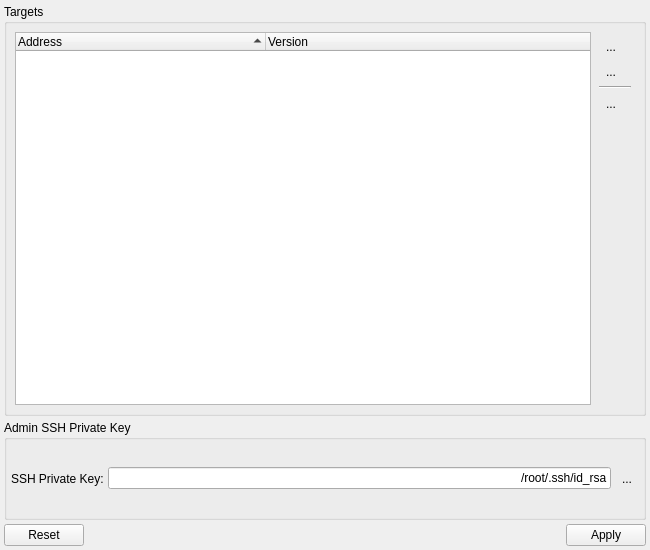
Qt form src/ui/export/exportWidget.ui (andrevmatos/Librix-ThinClient) before a commit.
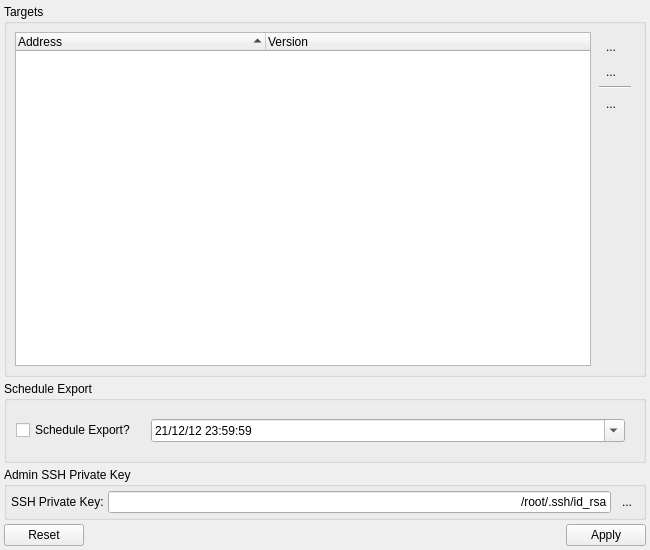
The same form after that commit. Icons and pictures are not drawn.

Commit message:
First Scheduler implementation
Not working yet, but has visual standard of final scheduler.

Patch:
```diff
--- a/src/ui/export/exportWidget.ui
+++ b/src/ui/export/exportWidget.ui
@@ -198,6 +198,68 @@
      </layout>
     </widget>
    </item>
+   <item>
+    <widget class="QGroupBox" name="schedulerFrame">
+     <property name="title">
+      <string>Schedule Export</string>
+     </property>
+     <layout class="QHBoxLayout" name="horizontalLayout_3">
+      <item>
+       <widget class="QCheckBox" name="scheduleCheckBox">
+        <property name="sizePolicy">
+         <sizepolicy hsizetype="Maximum" vsizetype="Fixed">
+          <horstretch>0</horstretch>
+          <verstretch>0</verstretch>
+         </sizepolicy>
+        </property>
+        <property name="text">
+         <string>Schedule Export?</string>
+        </property>
+       </widget>
+      </item>
+      <item>
+       <widget class="QWidget" name="widget" native="true">
+        <layout class="QHBoxLayout" name="horizontalLayout_4">
+         <item>
+          <widget class="QDateTimeEdit" name="dateTimeEdit">
+           <property name="dateTime">
+            <datetime>
+             <hour>23</hour>
+             <minute>59</minute>
+             <second>59</second>
+             <year>2012</year>
+             <month>12</month>
+             <day>21</day>
+            </datetime>
+           </property>
+           <property name="date">
+            <date>
+             <year>2012</year>
+             <month>12</month>
+             <day>21</day>
+            </date>
+           </property>
+           <property name="time">
+            <time>
+             <hour>23</hour>
+             <minute>59</minute>
+             <second>59</second>
+            </time>
+           </property>
+           <property name="displayFormat">
+            <string>dd/MM/yy HH:mm:ss</string>
+           </property>
+           <property name="calendarPopup">
+            <bool>true</bool>
+           </property>
+          </widget>
+         </item>
+        </layout>
+       </widget>
+      </item>
+     </layout>
+    </widget>
+   </item>
    <item>
     <widget class="QGroupBox" name="privKeyBox">
      <property name="sizePolicy">
@@ -206,18 +268,6 @@
        <verstretch>0</verstretch>
       </sizepolicy>
      </property>
-     <property name="minimumSize">
-      <size>
-       <width>0</width>
-       <height>100</height>
-      </size>
-     </property>
-     <property name="maximumSize">
-      <size>
-       <width>16777215</width>
-       <height>100</height>
-      </size>
-     </property>
      <property name="title">
       <string>Admin SSH Private Key</string>
      </property>
```
Left out of the diff: 28 changed lines with no effect on the pictures. The commit also changes 17 other files.
